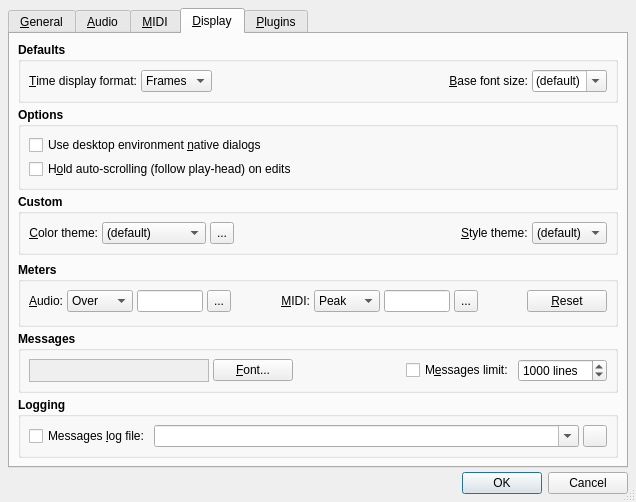
Before: the Qt Designer form src/qtractorOptionsForm.ui in rncbc/qtractor, drawn with Qt 5.
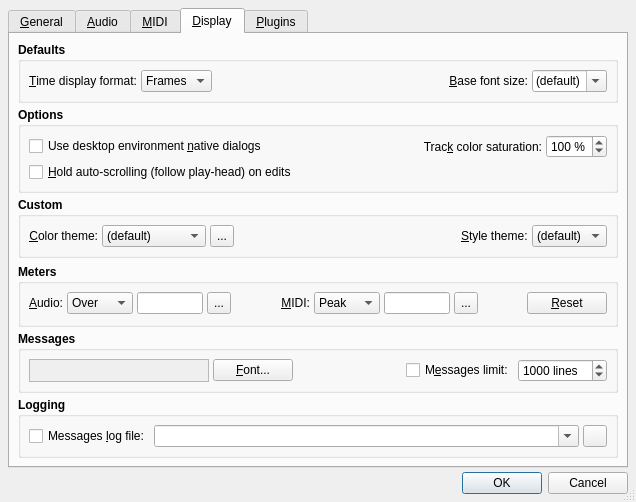
After: the same form once the commit is applied. The open tabs and pages were chosen to show the change. Icons and pictures are not drawn. Custom widgets are drawn as their Qt base class.

Commit message: - Track colors saturation introduced as yet another eye-candy option   (cf. View/Options.../Display/Track color saturation) (EXPERIMENTAL)

Patch:
```diff
--- a/src/qtractorOptionsForm.ui
+++ b/src/qtractorOptionsForm.ui
@@ -2440,10 +2440,80 @@
              <string>Whether to hold auto-scrolling (follow play-head) on edits.</string>
             </property>
             <property name="text">
-             <string>H&amp;old auto-scrolling (follow play-head) on edits</string>
+             <string>&amp;Hold auto-scrolling (follow play-head) on edits</string>
             </property>
            </widget>
           </item>
+          <item row="0" column="1">
+           <spacer>
+            <property name="orientation">
+             <enum>Qt::Horizontal</enum>
+            </property>
+            <property name="sizeHint">
+             <size>
+              <width>20</width>
+              <height>20</height>
+             </size>
+            </property>
+           </spacer>
+          </item>
+          <item row="0" column="2">
+           <widget class="QLabel" name="TrackColorSaturationTextLabel">
+            <property name="font">
+             <font>
+              <weight>50</weight>
+              <bold>false</bold>
+             </font>
+            </property>
+            <property name="text">
+             <string>Trac&amp;k color saturation:</string>
+            </property>
+            <property name="alignment">
+             <set>Qt::AlignRight|Qt::AlignVCenter</set>
+            </property>
+            <property name="buddy">
+             <cstring>TrackColorSaturationSpinBox</cstring>
+            </property>
+           </widget>
+          </item>
+          <item row="0" column="3">
+           <widget class="QSpinBox" name="TrackColorSaturationSpinBox">
+            <property name="font">
+             <font>
+              <weight>50</weight>
+              <bold>false</bold>
+             </font>
+            </property>
+            <property name="toolTip">
+             <string>Default new track color saturation</string>
+            </property>
+            <property name="suffix">
+             <string> %</string>
+            </property>
+            <property name="minimum">
+             <number>0</number>
+            </property>
+            <property name="maximum">
+             <number>500</number>
+            </property>
+            <property name="value">
+             <number>100</number>
+            </property>
+           </widget>
+          </item>
+          <item row="1" column="1" colspan="3">
+           <spacer>
+            <property name="orientation">
+             <enum>Qt::Horizontal</enum>
+            </property>
+            <property name="sizeHint">
+             <size>
+              <width>20</width>
+              <height>20</height>
+             </size>
+            </property>
+           </spacer>
+          </item>
          </layout>
         </widget>
        </item>
```
Left out of the diff: 1 changed line with no effect on the pictures. The commit also changes 15 other files.
